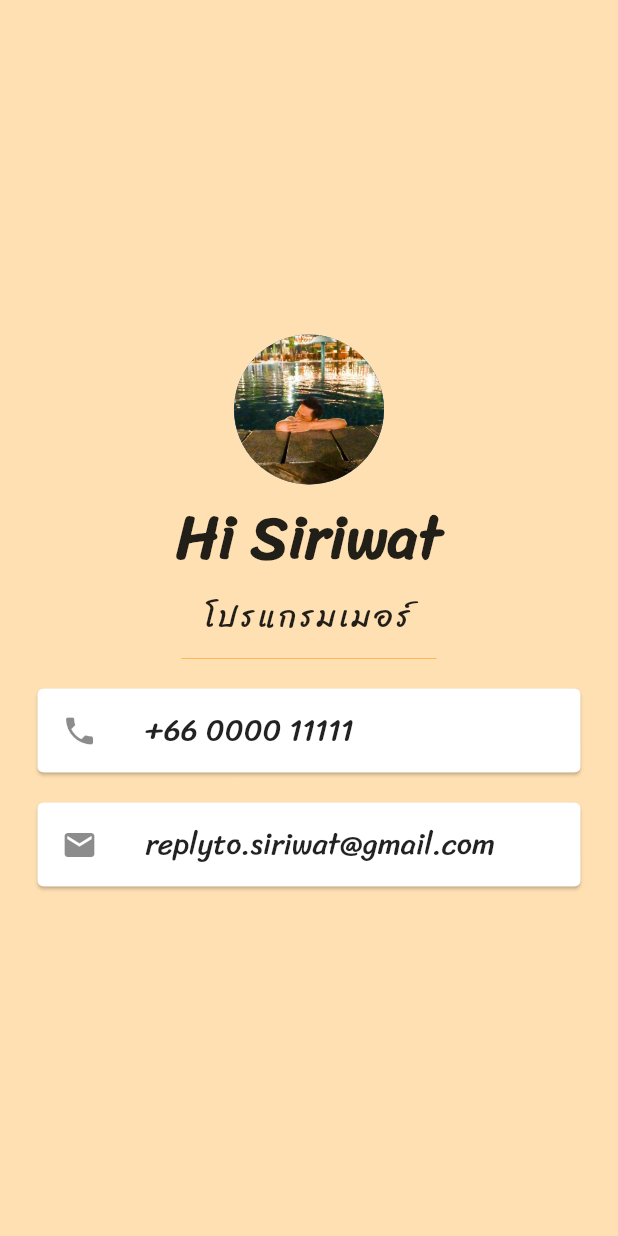
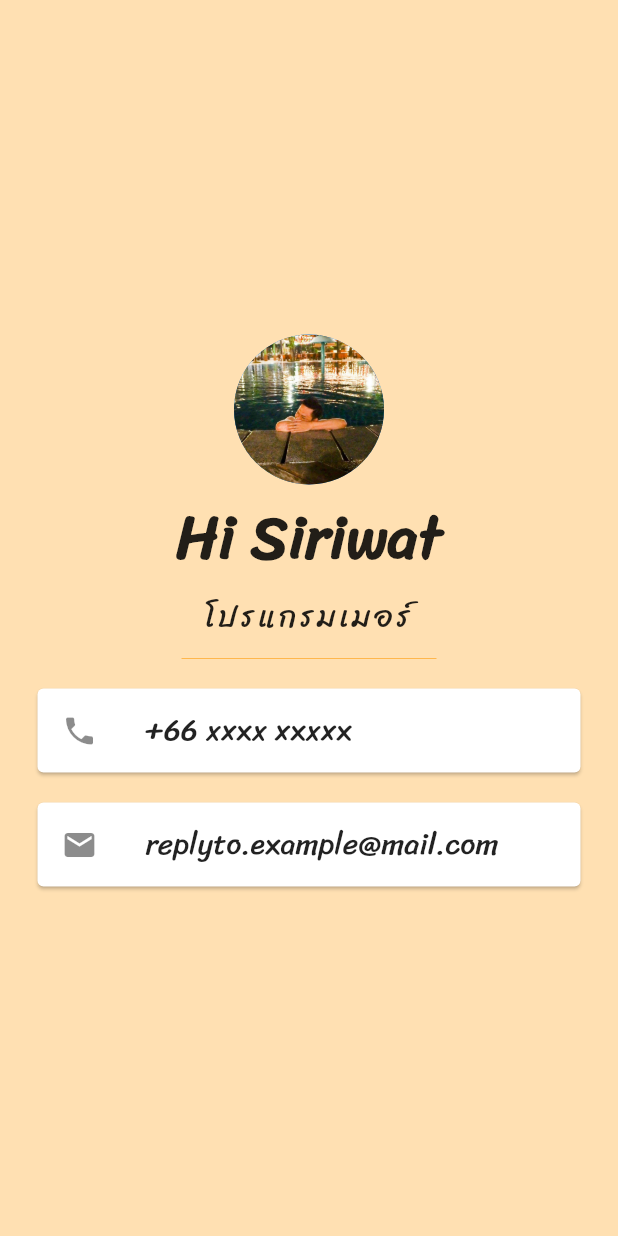
Before and after one commit to siriwatgo/flutter-layout-widget, a Flutter app: the screen it shows after launch, on a phone screen of 412 x 824 dp. Run offline on Flutter 3.47's test engine with Material 2 defaults, Android fonts, the phone set to English and light mode, and no system bars.

Commit message:
Update main.dart

```diff
--- a/flutter_layout_widgets/lib/main.dart
+++ b/flutter_layout_widgets/lib/main.dart
@@ -55,7 +55,7 @@ class MyApp extends StatelessWidget {
 //                      width: 10.0,
 //                    ),
 //                    Text(
-//                      '+66 0000 11111',
+//                      '+66 xxxx xxxxx',
 //                      style: TextStyle(
 //                        fontFamily: 'Sriracha',
 //                        fontSize: 20.0
@@ -73,7 +73,7 @@ class MyApp extends StatelessWidget {
 //                      color: Colors.white,
                   ),
                   title : Text(
-                    '+66 0000 11111',
+                    '+66 xxxx xxxxx',
                     style: TextStyle(
                         fontFamily: 'Sriracha',
                         fontSize: 20.0
@@ -90,7 +90,7 @@ class MyApp extends StatelessWidget {
 //                      color: Colors.white,
                   ),
                   title : Text(
-                    'replyto.siriwat@gmail.com',
+                    'replyto.example@mail.com',
                     style: TextStyle(
                         fontFamily: 'Sriracha',
                         fontSize: 20.0
```
